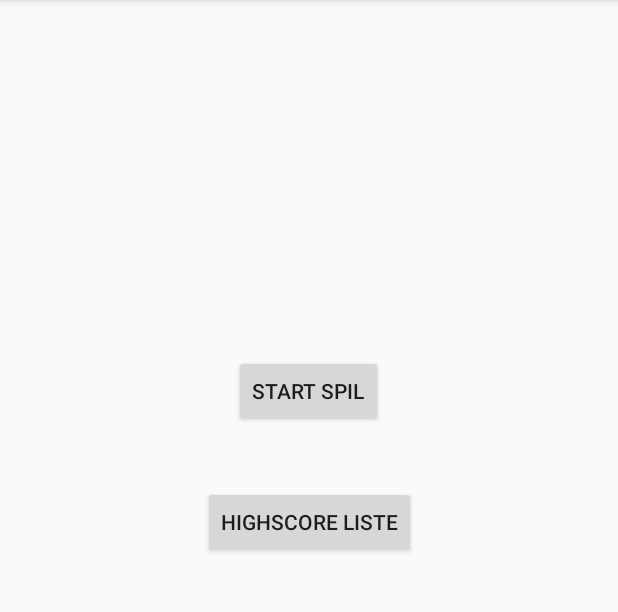
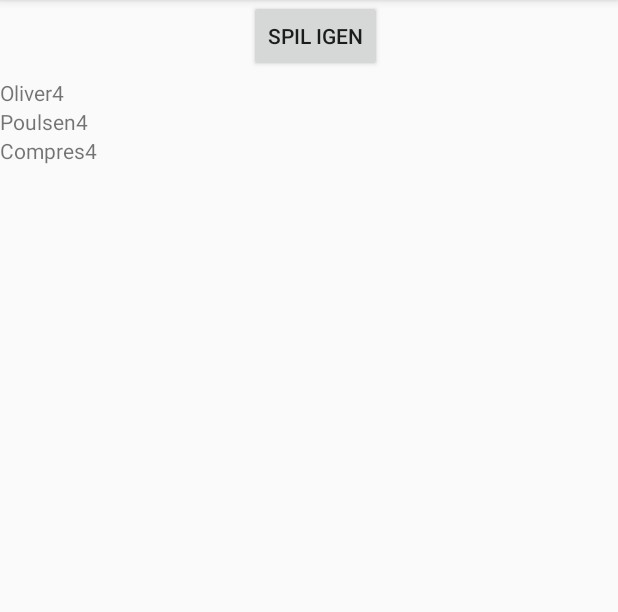
Before and after one commit to mocompres/Galgeleg, an Android app: the screen it shows after launch (WelcomeActivity before the commit, HighScoreActivity after it), after a tap on "HIGHSCORE LISTE", on a phone screen of 412 x 824 dp, the part 84-696 px from its top. Run offline under Robolectric (Android 15) with nearby library versions, the phone set to English and light mode, and no system bars; 1 statement that could not run was skipped.

Commit message:
added relative layout

```diff
--- a/app/src/main/java/com/example/galgeleg/HighScoreActivity.java
+++ b/app/src/main/java/com/example/galgeleg/HighScoreActivity.java
@@ -11,9 +11,12 @@ import java.util.ArrayList;
 
 public class HighScoreActivity extends AppCompatActivity {
 
+    // RecyclerView stuff
     private RecyclerView recyclerView;
     private RecyclerView.Adapter mAdapter;
     private RecyclerView.LayoutManager layoutManager;
+
+    // HighScore stuff
     private HighscoreController highscore;
 
     @Override
@@ -21,7 +24,9 @@ public class HighScoreActivity extends AppCompatActivity {
         super.onCreate(savedInstanceState);
         setContentView(R.layout.activity_high_score);
 
-        /*recyclerView = (RecyclerView) findViewById(R.id.highscoreview);
+        highscore = new HighscoreController();
+
+        recyclerView = (RecyclerView) findViewById(R.id.highscorelist);
 
         recyclerView.setHasFixedSize(true);
 
@@ -30,7 +35,7 @@ public class HighScoreActivity extends AppCompatActivity {
         recyclerView.setLayoutManager(layoutManager);
 
         // specify an adapter (see also next example)
-        mAdapter = new MyAdapter();
-        recyclerView.setAdapter(mAdapter);*/
+        mAdapter = new HighScoreAdapter(highscore.getHighScoreList());
+        recyclerView.setAdapter(mAdapter);
     }
 }
--- /dev/null
+++ b/app/src/main/java/com/example/galgeleg/HighScoreAdapter.java
@@ -0,0 +1,63 @@
+package com.example.galgeleg;
+
+import android.util.Log;
+import android.view.LayoutInflater;
+import android.view.View;
+import android.view.ViewGroup;
+import android.widget.TextView;
+
+import androidx.recyclerview.widget.RecyclerView;
+
+import java.util.ArrayList;
+
+public class HighScoreAdapter extends RecyclerView.Adapter<HighScoreAdapter.MyViewHolder> {
+    private ArrayList<Score> mDataset;
+
+    // Provide a reference to the views for each data item
+    // Complex data items may need more than one view per item, and
+    // you provide access to all the views for a data item in a view holder
+    public static class MyViewHolder extends RecyclerView.ViewHolder {
+        // each data item is just a string in this case
+        public TextView nameView;
+        public TextView scoreView;
+
+        public MyViewHolder(View v) {
+            super(v);
+            nameView = v.findViewById(R.id.nameView);
+            scoreView = v.findViewById(R.id.scoreView);
+        }
+    }
+
+    // Provide a suitable constructor (depends on the kind of dataset)
+    public HighScoreAdapter(ArrayList<Score> myDataset) {
+        mDataset = myDataset;
+    }
+
+    // Create new views (invoked by the layout manager)
+    @Override
+    public HighScoreAdapter.MyViewHolder onCreateViewHolder(ViewGroup parent, int viewType) {
+
+        // create a new view
+        View v = LayoutInflater.from(parent.getContext()).inflate(R.layout.highscore_listitem, parent, false);
+        MyViewHolder vh = new MyViewHolder(v);
+
+        return vh;
+    }
+
+    // Replace the contents of a view (invoked by the layout manager)
+    @Override
+    public void onBindViewHolder(MyViewHolder holder, int position) {
+        // - get element from your dataset at this position
+        // - replace the contents of the view with that element
+        holder.nameView.setText(mDataset.get(position).getName());
+        holder.scoreView.setText(mDataset.get(position).getPoints());
+
+
+    }
+
+    // Return the size of your dataset (invoked by the layout manager)
+    @Override
+    public int getItemCount() {
+        return mDataset.size();
+    }
+}
--- a/app/src/main/java/com/example/galgeleg/HighscoreController.java
+++ b/app/src/main/java/com/example/galgeleg/HighscoreController.java
@@ -16,7 +16,7 @@ public class HighscoreController {
 
         highscoreList.add(new Score("Poulsen", 3));
 
-}
+    }
 
     public void addScore(Score score) {
         highscoreList.add(score);
--- a/app/src/main/java/com/example/galgeleg/WelcomeActivity.java
+++ b/app/src/main/java/com/example/galgeleg/WelcomeActivity.java
@@ -25,13 +25,17 @@ public class WelcomeActivity extends AppCompatActivity implements View.OnClickLi
     @Override
     public void onClick(View view)
     {
+        Intent i;
+
         switch (view.getId()) {
             case R.id.startGameBTN:
-                Intent i = new Intent(this, MainActivity.class);
+                i = new Intent(this, MainActivity.class);
                 startActivity(i);
                 break;
             case R.id.highscoreBTN:
                 // do stuff later;
+                i = new Intent(this, HighScoreActivity.class);
+                startActivity(i);
                 break;
             default:
                 break;
--- a/app/src/main/res/layout/activity_high_score.xml
+++ b/app/src/main/res/layout/activity_high_score.xml
@@ -1,24 +1,36 @@
 <?xml version="1.0" encoding="utf-8"?>
-<androidx.constraintlayout.widget.ConstraintLayout xmlns:android="http://schemas.android.com/apk/res/android"
+<RelativeLayout xmlns:android="http://schemas.android.com/apk/res/android"
     xmlns:app="http://schemas.android.com/apk/res-auto"
     xmlns:tools="http://schemas.android.com/tools"
     android:layout_width="match_parent"
     android:layout_height="match_parent"
     tools:context=".HighScoreActivity">
-    <RelativeLayout
-        xmlns:android="http://schemas.android.com/apk/res/android"
-
-        android:layout_width="match_parent"
-        android:layout_height="match_parent">
-
-        <RecyclerView
-            android:id="@+id/highscoreview"
-            android:layout_width="match_parent"
-            android:layout_height="match_parent">
-
-        </RecyclerView>
-
-    </RelativeLayout>
 
 
-</androidx.constraintlayout.widget.ConstraintLayout>
+    <Button
+        android:id="@+id/button"
+        android:layout_width="wrap_content"
+        android:layout_height="wrap_content"
+        android:layout_alignParentStart="true"
+        android:layout_alignParentEnd="true"
+        android:layout_marginStart="166dp"
+        android:layout_marginEnd="157dp"
+        android:text="Spil igen"
+        app:layout_constraintEnd_toEndOf="parent"
+        app:layout_constraintStart_toStartOf="parent"
+        app:layout_constraintTop_toTopOf="parent" />
+
+    <androidx.recyclerview.widget.RecyclerView
+        android:id="@+id/highscorelist"
+        android:layout_width="match_parent"
+        android:layout_height="679dp"
+        android:layout_below="@+id/button"
+        android:layout_alignParentBottom="true"
+        android:layout_marginTop="4dp"
+        android:layout_marginBottom="0dp"
+        android:scrollbars="vertical"
+        app:layout_constraintBottom_toBottomOf="parent"
+        app:layout_constraintTop_toBottomOf="@+id/button" />
+
+
+</RelativeLayout>
--- /dev/null
+++ b/app/src/main/res/layout/highscore_listitem.xml
@@ -0,0 +1,24 @@
+<?xml version="1.0" encoding="utf-8"?>
+<RelativeLayout xmlns:android="http://schemas.android.com/apk/res/android"
+    android:layout_width="match_parent" android:layout_height="wrap_content" android:orientation="horizontal">
+
+
+    <TextView
+        android:id="@+id/nameView"
+        android:layout_width="wrap_content"
+        android:layout_height="wrap_content"
+        android:layout_weight="1"
+        android:text="Oliver: " />
+
+    <TextView
+        android:layout_width="wrap_content"
+        android:layout_height="wrap_content"
+        android:id="@+id/scoreView"
+        android:layout_toRightOf="@id/nameView"
+        android:layout_weight="1"
+        android:text="4"
+        />
+
+
+
+</RelativeLayout>
```
